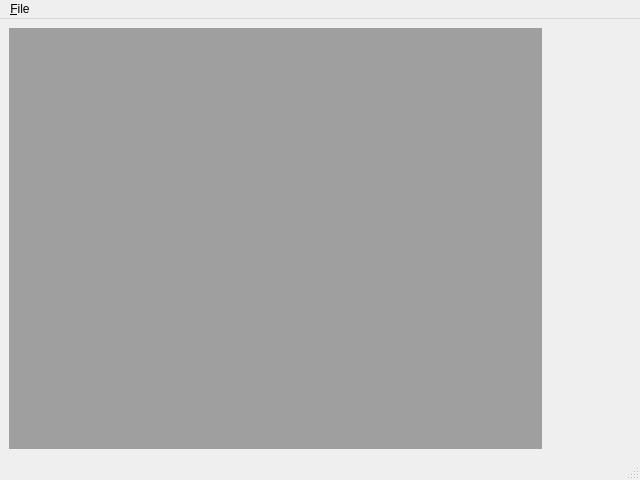
This is unk.ui in GSA05/UNK-Vision as Qt 5 draws it before an edit. The edited form follows.
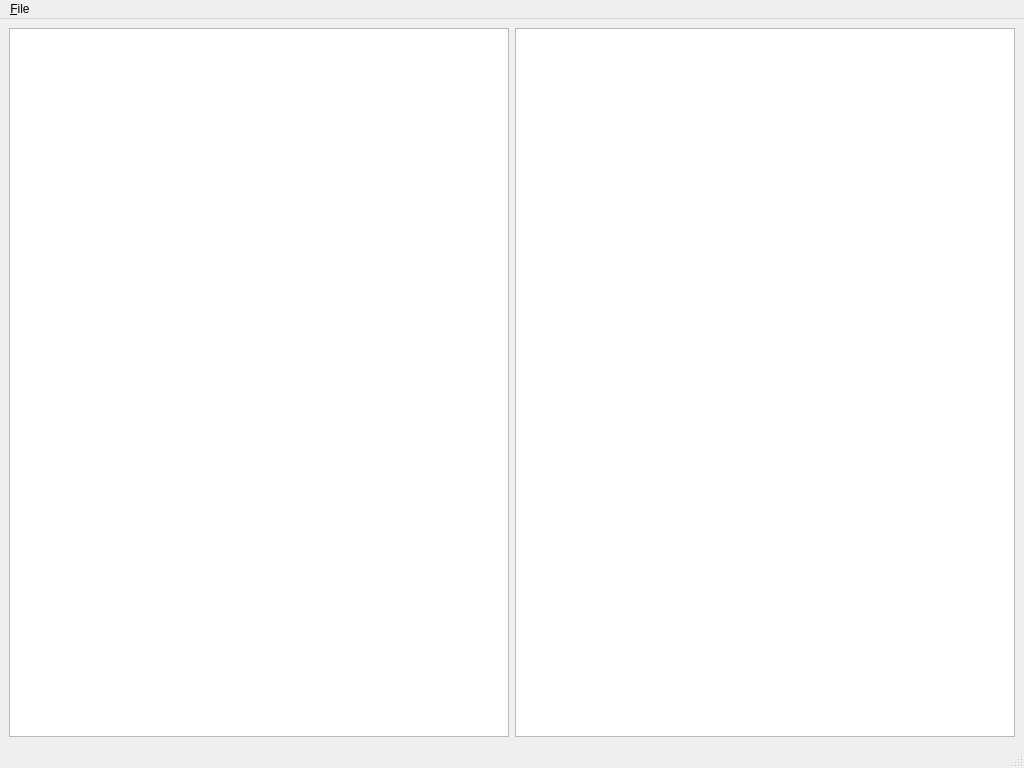
This is the edited form.

Diff of the .ui file:
```diff
--- a/unk.ui
+++ b/unk.ui
@@ -6,17 +6,38 @@
    <rect>
     <x>0</x>
     <y>0</y>
-    <width>640</width>
-    <height>480</height>
+    <width>1024</width>
+    <height>768</height>
    </rect>
   </property>
+  <property name="sizePolicy">
+   <sizepolicy hsizetype="Preferred" vsizetype="Preferred">
+    <horstretch>0</horstretch>
+    <verstretch>0</verstretch>
+   </sizepolicy>
+  </property>
+  <property name="minimumSize">
+   <size>
+    <width>640</width>
+    <height>480</height>
+   </size>
+  </property>
+  <property name="baseSize">
+   <size>
+    <width>640</width>
+    <height>480</height>
+   </size>
+  </property>
   <property name="windowTitle">
    <string>MainWindow</string>
   </property>
   <widget class="QWidget" name="centralwidget">
-   <layout class="QFormLayout" name="formLayout">
+   <layout class="QGridLayout" name="gridLayout">
     <item row="0" column="0">
-     <widget class="QMdiArea" name="mdiArea"/>
+     <widget class="QTreeView" name="treeView"/>
+    </item>
+    <item row="0" column="1">
+     <widget class="QGraphicsView" name="graphicsView"/>
     </item>
    </layout>
   </widget>
@@ -25,8 +46,8 @@
     <rect>
      <x>0</x>
      <y>0</y>
-     <width>640</width>
-     <height>21</height>
+     <width>1024</width>
+     <height>31</height>
     </rect>
    </property>
    <widget class="QMenu" name="menu_File">
```
